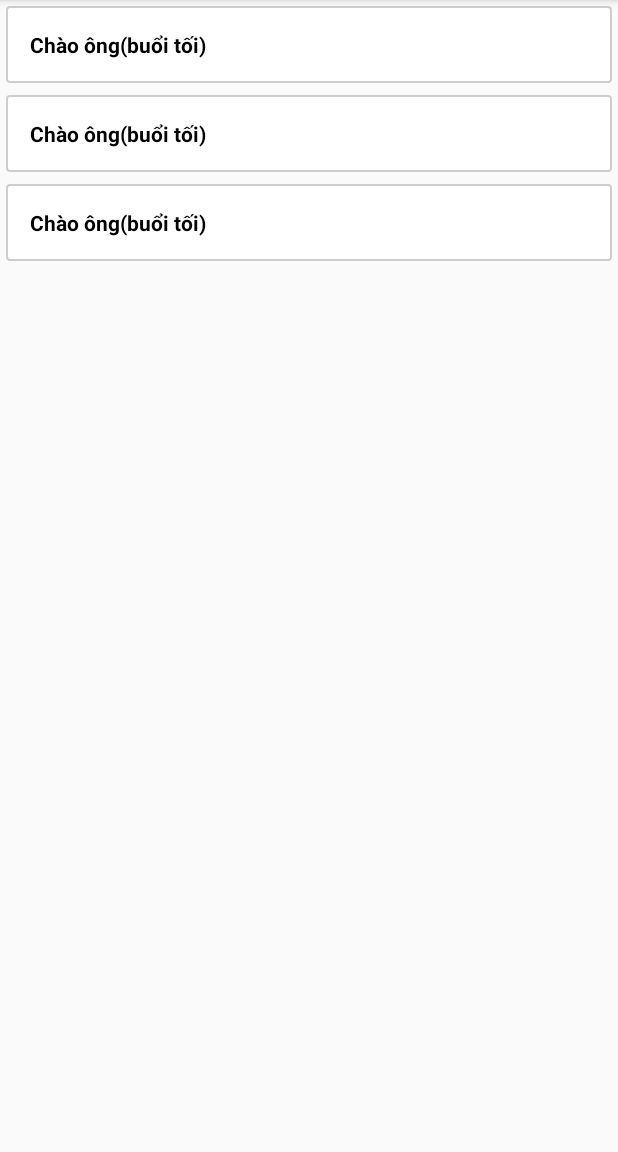
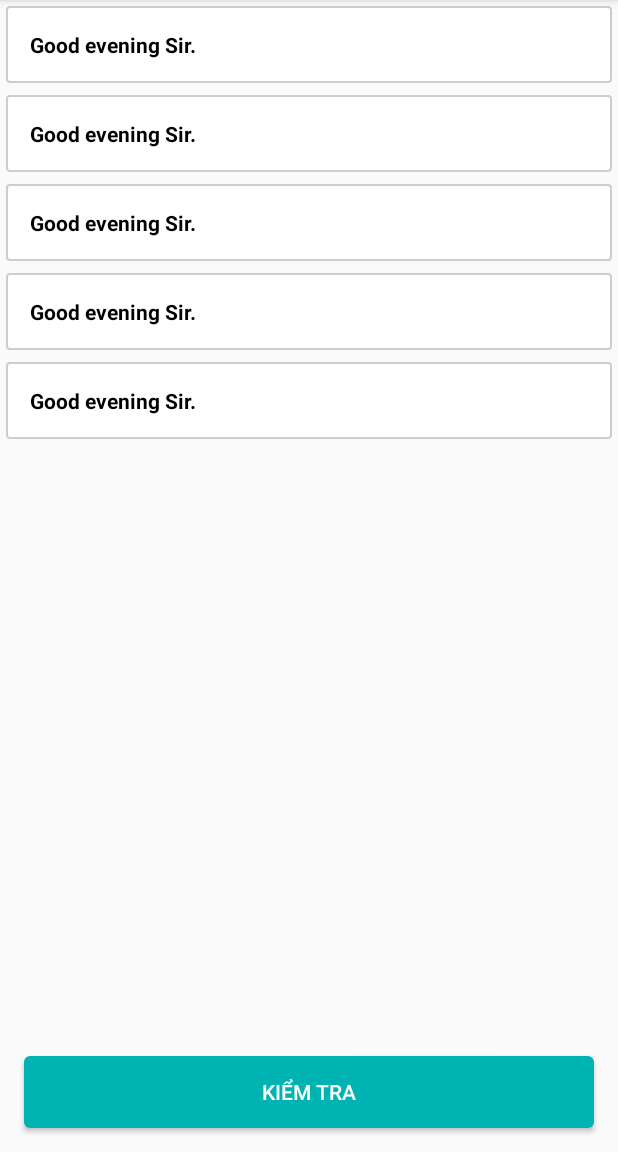
Before and after one commit to Trieuvd1st/learn_english, an Android app: the CommunicationActivity screen opened directly, with no data from a screen before it, on a phone screen of 412 x 824 dp, the part 84-1236 px from its top. Run offline under Robolectric (Android 15) with nearby library versions, the phone set to English and light mode, and no system bars; libraries missing offline, so code that uses them is left out: pub.devrel.easypermissions.

Commit message:
make UI communication

```diff
--- a/app/src/main/AndroidManifest.xml
+++ b/app/src/main/AndroidManifest.xml
@@ -6,6 +6,7 @@
     <uses-permission android:name="android.permission.INTERNET" />
     <uses-permission android:name="android.permission.WRITE_EXTERNAL_STORAGE" />
     <uses-permission android:name="android.permission.READ_EXTERNAL_STORAGE" />
+    <uses-permission android:name="android.permission.RECORD_AUDIO"/>
 
     <application
         android:allowBackup="true"
--- /dev/null
+++ b/app/src/main/java/com/example/learnenglish/activity/ComminicationAdapter.kt
@@ -0,0 +1,77 @@
+package com.example.learnenglish.activity
+
+import android.media.MediaPlayer
+import android.util.Log
+import android.view.LayoutInflater
+import android.view.View
+import android.view.ViewGroup
+import androidx.recyclerview.widget.RecyclerView
+import com.example.learnenglish.R
+import com.example.learnenglish.dialog.VoiceDialog
+import com.example.learnenglish.model.Communication
+import kotlinx.android.synthetic.main.item_communication.*
+import kotlinx.android.synthetic.main.item_communication.view.*
+
+class ComminicationAdapter(private var listCommunication: MutableList<Communication>) :
+        RecyclerView.Adapter<ComminicationAdapter.ViewHolder>() {
+
+    private var listener: CommunicationAdapterListener? = null
+
+    interface CommunicationAdapterListener {
+        fun onMicItemClick(comm: Communication)
+    }
+
+    fun setListener(listener: CommunicationAdapterListener) {
+        this.listener = listener
+    }
+
+    fun setData(listComm: List<Communication>) {
+        this.listCommunication.clear()
+        this.listCommunication.addAll(listComm)
+        notifyDataSetChanged()
+    }
+
+    fun addData(listComm: List<Communication>) {
+        this.listCommunication.addAll(listComm)
+        notifyDataSetChanged()
+    }
+
+
+    override fun onCreateViewHolder(parent: ViewGroup, viewType: Int): ComminicationAdapter.ViewHolder {
+        return ViewHolder(LayoutInflater.from(parent.context).inflate(R.layout.item_communication, parent, false))
+    }
+
+    override fun onBindViewHolder(holder: ComminicationAdapter.ViewHolder, position: Int) {
+        holder.bind(listCommunication[position])
+    }
+
+    override fun getItemCount(): Int = listCommunication.size
+
+    inner class ViewHolder(itemView: View) : RecyclerView.ViewHolder(itemView) {
+
+        fun bind(comm: Communication) = with(itemView) {
+            tvEnSen.text = comm.enSentence
+            tvViSen.text = comm.viSentence
+
+            tvEnSen.setOnClickListener {
+                comm.isExpand = !comm.isExpand
+                if (comm.isExpand) {
+                    clEn.visibility = View.VISIBLE
+                } else {
+                    clEn.visibility = View.GONE
+                }
+            }
+
+            ivSpeaker.setOnClickListener {
+                val resourceFromName = resources.getIdentifier(comm.nameSound, "raw", context.packageName)
+                val mediaPlayer = MediaPlayer.create(context, resourceFromName)
+                mediaPlayer.start()
+            }
+
+            ivVoice.setOnClickListener {
+                Log.d("COMM ADAPTER:",  "${comm.enSentence}")
+                listener?.onMicItemClick(comm)
+            }
+        }
+    }
+}
--- a/app/src/main/java/com/example/learnenglish/activity/CommunicationActivity.kt
+++ b/app/src/main/java/com/example/learnenglish/activity/CommunicationActivity.kt
@@ -1,31 +1,105 @@
 package com.example.learnenglish.activity
 
-import android.media.MediaPlayer
+import android.Manifest
+import android.content.pm.PackageManager
+import android.os.Build
 import android.os.Bundle
+import android.util.Log
 import android.view.View
+import android.widget.Toast
 import androidx.appcompat.app.AppCompatActivity
+import androidx.core.app.ActivityCompat
+import androidx.core.content.ContextCompat
+import androidx.recyclerview.widget.LinearLayoutManager
 import com.example.learnenglish.R
-import kotlinx.android.synthetic.main.item_communication.*
+import com.example.learnenglish.dialog.VoiceDialog
+import com.example.learnenglish.model.Communication
+import kotlinx.android.synthetic.main.activity_communication.*
+import pub.devrel.easypermissions.AfterPermissionGranted
+import pub.devrel.easypermissions.EasyPermissions
 
-class CommunicationActivity : AppCompatActivity() {
+class CommunicationActivity : AppCompatActivity(), View.OnClickListener,  EasyPermissions.PermissionCallbacks {
 
-    private var isOpen = false
+    private lateinit var adapterCommunication: ComminicationAdapter
 
     override fun onCreate(savedInstanceState: Bundle?) {
         super.onCreate(savedInstanceState)
         setContentView(R.layout.activity_communication)
 
-        tvHello.setOnClickListener {
-            isOpen = !isOpen
-            if (isOpen) {
-                clEn.visibility = View.VISIBLE
-            } else {
-                clEn.visibility = View.GONE
+
+
+        btnTest.setOnClickListener(this)
+
+        val listComm = mutableListOf<Communication>()
+        val comm = Communication().apply {
+            id = 1
+            topicId = 1
+            enSentence = "Good evening Sir."
+            viSentence = "Chào ông (buổi tối)"
+            nameSound = "good_evening_sir"
+            false
+            false
+        }
+        listComm.add(comm)
+        listComm.add(comm)
+        listComm.add(comm)
+        listComm.add(comm)
+        listComm.add(comm)
+
+        adapterCommunication = ComminicationAdapter(listComm)
+
+        rvCommunication.apply {
+            setHasFixedSize(true)
+            layoutManager = LinearLayoutManager(context)
+            adapter = adapterCommunication
+        }
+
+        adapterCommunication.setListener(object : ComminicationAdapter.CommunicationAdapterListener {
+            override fun onMicItemClick(comm: Communication) {
+                Log.d("COMM permission:",  "${comm.enSentence}")
+                checkPermissionRecord(comm)
+            }
+        })
+    }
+
+    override fun onClick(v: View?) {
+        when(v?.id) {
+            btnTest.id -> {
             }
         }
-        ivSpeaker.setOnClickListener {
-            val mediaPlayer = MediaPlayer.create(this, R.raw.good_evening_sir)
-            mediaPlayer.start()
+    }
+
+    //@AfterPermissionGranted(4466)
+    private fun checkPermissionRecord(comm: Communication) {
+        if (EasyPermissions.hasPermissions(this, Manifest.permission.RECORD_AUDIO)) {
+            VoiceDialog(this, comm).show()
+        } else {
+            // Ask for both permissions
+            EasyPermissions.requestPermissions(
+                    this,
+                    "Bạn cần cho phép sử dụng micro để sử dụng tính năng này",
+                    4466,
+                    Manifest.permission.RECORD_AUDIO
+            )
         }
     }
+
+    override fun onRequestPermissionsResult(requestCode: Int, permissions: Array<out String>, grantResults: IntArray) {
+        super.onRequestPermissionsResult(requestCode, permissions, grantResults)
+        EasyPermissions.onRequestPermissionsResult(requestCode, permissions, grantResults, this)
+    }
+
+    override fun onPermissionsGranted(requestCode: Int, perms: MutableList<String>) {
+        //VoiceDialog(this, comm).show()
+        if (requestCode == 1234) {
+
+        }
+    }
+
+    override fun onPermissionsDenied(requestCode: Int, perms: MutableList<String>) {
+        if (requestCode == 1234) {
+
+        }
+    }
+
 }
--- a/app/src/main/java/com/example/learnenglish/activity/MainActivity.java
+++ b/app/src/main/java/com/example/learnenglish/activity/MainActivity.java
@@ -50,6 +50,10 @@ public class MainActivity extends AppCompatActivity implements NavigationView.On
             getSupportFragmentManager().beginTransaction().replace(R.id.fragment_container,new VocabularyFragment()).commit();
             navigationView.setCheckedItem(R.id.nav_vocabulary);
         }
+        String a= "qwe";
+        if (a.equalsIgnoreCase("QWE")) {
+
+        }
     }
 
     @Override
--- a/app/src/main/java/com/example/learnenglish/adapter/AlphabetAdapter.java
+++ b/app/src/main/java/com/example/learnenglish/adapter/AlphabetAdapter.java
@@ -7,9 +7,7 @@ import android.view.View;
 import android.view.ViewGroup;
 import android.widget.BaseAdapter;
 import android.widget.TextView;
-
 import androidx.constraintlayout.widget.ConstraintLayout;
-
 import com.example.learnenglish.listener.OnQuestionCallbackAlphabet;
 import com.example.learnenglish.model.Alphabet;
 import com.example.learnenglish.R;
--- /dev/null
+++ b/app/src/main/java/com/example/learnenglish/model/Communication.kt
@@ -0,0 +1,17 @@
+package com.example.learnenglish.model
+
+class Communication {
+    var id: Int = 0
+
+    var topicId: Int = 0
+
+    var enSentence: String = ""
+
+    var viSentence: String = ""
+
+    var nameSound: String = ""
+
+    var isExpand: Boolean = false
+
+    var isSelected: Boolean = false
+}
--- /dev/null
+++ b/app/src/main/res/drawable/bg_border_soft_blue.xml
@@ -0,0 +1,6 @@
+<?xml version="1.0" encoding="utf-8"?>
+<shape android:shape="rectangle"
+    xmlns:android="http://schemas.android.com/apk/res/android">
+    <solid android:color="#00B3B3"/>
+    <corners android:radius="4dp"/>
+</shape>
--- a/app/src/main/res/layout/activity_communication.xml
+++ b/app/src/main/res/layout/activity_communication.xml
@@ -1,13 +1,24 @@
 <?xml version="1.0" encoding="utf-8"?>
-<LinearLayout android:layout_height="match_parent"
+<androidx.constraintlayout.widget.ConstraintLayout android:layout_height="match_parent"
     android:layout_width="match_parent"
+    xmlns:app="http://schemas.android.com/apk/res-auto"
     android:orientation="vertical"
     xmlns:android="http://schemas.android.com/apk/res/android">
 
-    <include layout="@layout/item_communication"/>
+    <androidx.recyclerview.widget.RecyclerView
+        android:id="@+id/rvCommunication"
+        android:layout_width="match_parent"
+        android:layout_height="match_parent" />
 
-    <include layout="@layout/item_communication"/>
+    <Button
+        android:id="@+id/btnTest"
+        android:layout_width="match_parent"
+        android:layout_height="wrap_content"
+        android:layout_margin="@dimen/spacing_small"
+        android:text="Kiểm tra"
+        android:textColor="@color/white"
+        android:background="@drawable/bg_border_soft_blue"
+        app:layout_constraintBottom_toBottomOf="parent"
+        app:layout_constraintStart_toStartOf="parent"/>
 
-    <include layout="@layout/item_communication"/>
-
-</LinearLayout>
+</androidx.constraintlayout.widget.ConstraintLayout>
--- a/app/src/main/res/layout/item_communication.xml
+++ b/app/src/main/res/layout/item_communication.xml
@@ -8,7 +8,7 @@
     android:layout_margin="@dimen/spacing_micro">
 
     <TextView
-        android:id="@+id/tvHello"
+        android:id="@+id/tvEnSen"
         android:layout_width="match_parent"
         android:layout_height="wrap_content"
         android:text="Chào ông(buổi tối)"
@@ -20,16 +20,18 @@
         android:id="@+id/clEn"
         android:layout_width="match_parent"
         android:layout_height="wrap_content"
-        android:background="#BCBCB9"
+        android:background="#E8E8E2"
         android:padding="@dimen/spacing_tiny"
         android:visibility="gone"
         android:layout_margin="@dimen/spacing_tiny">
 
         <TextView
+            android:id="@+id/tvViSen"
             android:layout_width="match_parent"
             android:layout_height="wrap_content"
             app:layout_constraintTop_toTopOf="parent"
             app:layout_constraintStart_toStartOf="parent"
+            app:layout_constraintBottom_toBottomOf="parent"
             android:text="Good evening sir"
             android:textColor="#000000"/>
 
@@ -37,14 +39,17 @@
             android:id="@+id/ivSpeaker"
             android:layout_width="wrap_content"
             android:layout_height="wrap_content"
+            android:background="?selectableItemBackgroundBorderless"
             android:src="@drawable/ic_speaker"
             app:layout_constraintTop_toTopOf="parent"
             app:layout_constraintEnd_toEndOf="parent"/>
 
         <ImageView
+            android:id="@+id/ivVoice"
             android:layout_width="wrap_content"
             android:layout_height="wrap_content"
             android:src="@drawable/ic_mic"
+            android:background="?selectableItemBackgroundBorderless"
             app:layout_constraintTop_toTopOf="parent"
             app:layout_constraintEnd_toStartOf="@id/ivSpeaker"
             android:layout_marginEnd="@dimen/spacing_tiny"
```
Also changed, not shown: app/build.gradle (+5 -2 lines), app/src/main/java/com/example/learnenglish/dialog/VoiceDialog.kt (added, +114 -0 lines), app/src/main/res/layout/dialog_voice.xml (added, +74 -0 lines), app/src/main/res/values/colors.xml (+35 -0 lines), app/src/main/res/drawable/ic_mic_active.png (added), app/src/main/res/drawable/ic_mic_no_active.png (added).
